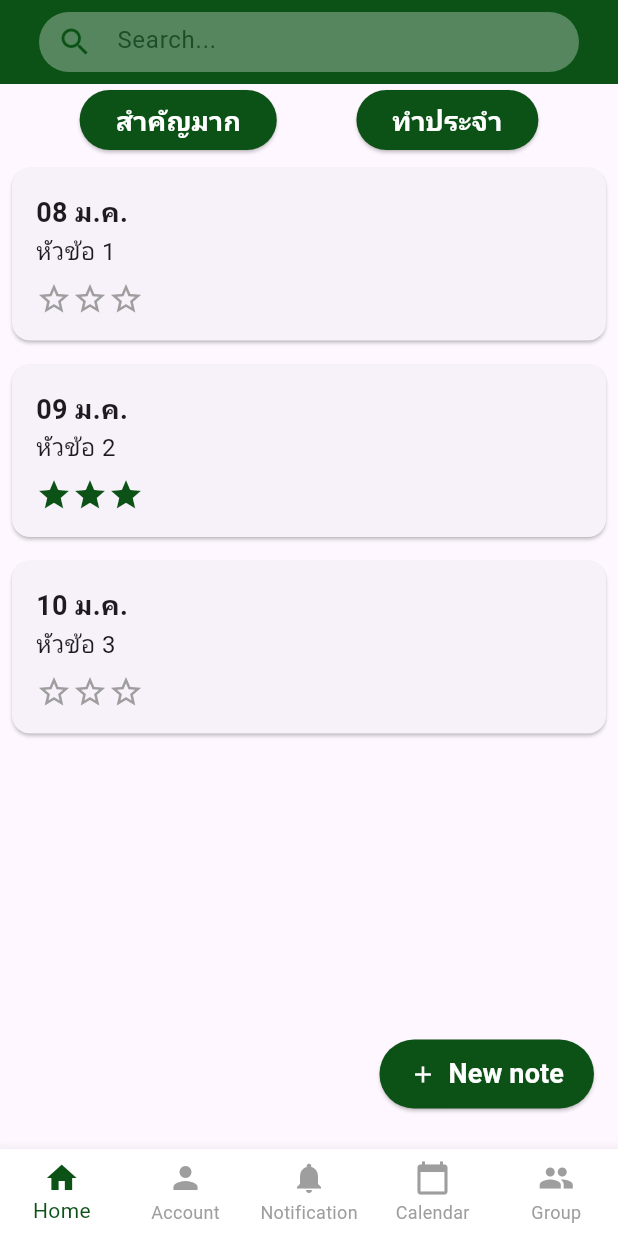
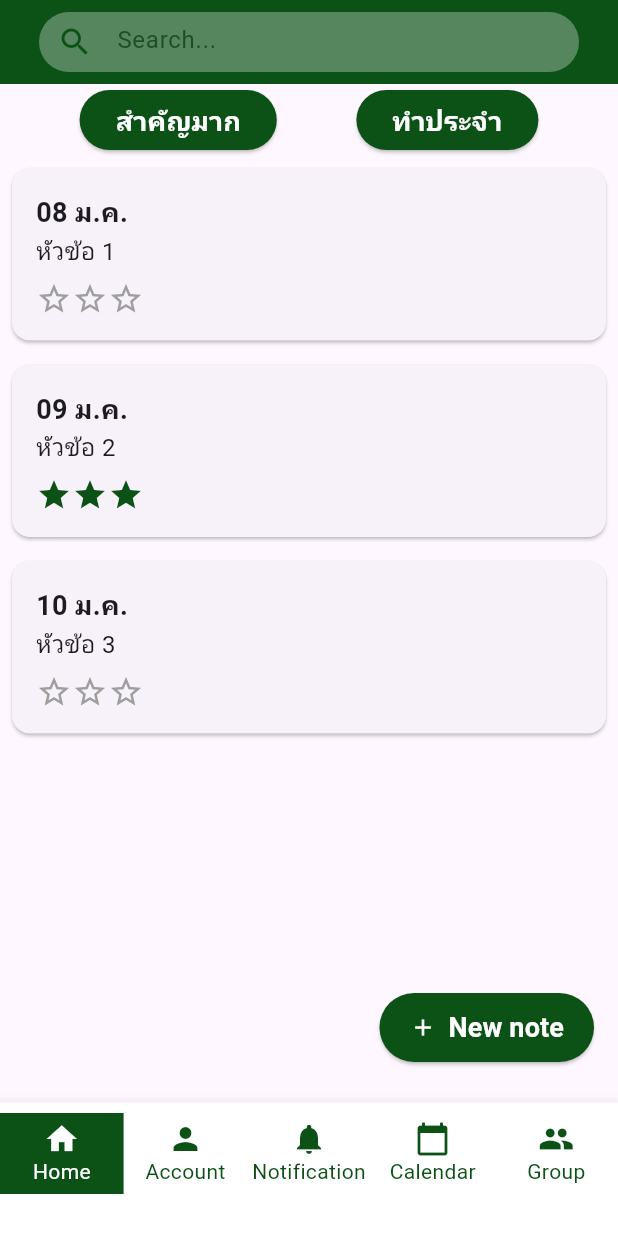
Before and after one commit to BigKongphop/WorkPlanPro, a Flutter app: the screen it shows after launch, on a phone screen of 412 x 824 dp. Run offline on Flutter 3.47's test engine with Material 3 defaults, Android fonts, the phone set to English and light mode, and no system bars.

Commit message:
Update All navbar
- เชื่อมทุกหน้าเข้ากัน

```diff
--- a/workplanpro/lib/main.dart
+++ b/workplanpro/lib/main.dart
@@ -1,6 +1,5 @@
 import 'package:flutter/material.dart';
 import 'package:workplanpro/screens/home_page.dart';
-
 void main() {
   runApp(MyApp());
 }
--- a/workplanpro/lib/screens/home_page.dart
+++ b/workplanpro/lib/screens/home_page.dart
@@ -1,9 +1,10 @@
 import 'package:flutter/material.dart';
+import 'account_page.dart';
+import 'notification_page.dart';
+import 'calendar_page.dart';
+import 'group_page.dart';
 import 'create_note_screen.dart';
 import '../models/note.dart';
-import 'account_page.dart';
-import 'calendar_page.dart';
-import 'group_page.dart';
 
 class HomePage extends StatefulWidget {
   @override
@@ -152,27 +153,72 @@ class _HomePageState extends State<HomePage> {
             _currentIndex = index;
           });
           switch (index) {
+            case 0:
+              // Already on Home page
+              break;
             case 1:
-              Navigator.push(context, MaterialPageRoute(builder: (context) => AccountPage()));
+              Navigator.pushReplacement(context, MaterialPageRoute(builder: (context) => AccountPage()));
+              break;
+            case 2:
+              Navigator.pushReplacement(context, MaterialPageRoute(builder: (context) => NotificationPage()));
               break;
             case 3:
-              Navigator.push(context, MaterialPageRoute(builder: (context) => CalendarPage()));
+              Navigator.pushReplacement(context, MaterialPageRoute(builder: (context) => CalendarPage()));
               break;
             case 4:
-              Navigator.push(context, MaterialPageRoute(builder: (context) => GroupPage()));
+              Navigator.pushReplacement(context, MaterialPageRoute(builder: (context) => GroupPage()));
               break;
           }
         },
-        selectedItemColor: Color(0xFF0C5217),
-        unselectedItemColor: Colors.grey,
+        selectedItemColor: Colors.white,
+        unselectedItemColor: Color(0xFF0C5217),
         backgroundColor: Colors.white,
         type: BottomNavigationBarType.fixed,
         items: [
-          BottomNavigationBarItem(icon: Icon(Icons.home), label: 'Home'),
-          BottomNavigationBarItem(icon: Icon(Icons.person), label: 'Account'),
-          BottomNavigationBarItem(icon: Icon(Icons.notifications), label: 'Notification'),
-          BottomNavigationBarItem(icon: Icon(Icons.calendar_today), label: 'Calendar'),
-          BottomNavigationBarItem(icon: Icon(Icons.group), label: 'Group'),
+          BottomNavigationBarItem(
+            icon: _buildNavBarItem(Icons.home, 'Home', 0),
+            label: '',
+          ),
+          BottomNavigationBarItem(
+            icon: _buildNavBarItem(Icons.person, 'Account', 1),
+            label: '',
+          ),
+          BottomNavigationBarItem(
+            icon: _buildNavBarItem(Icons.notifications, 'Notification', 2),
+            label: '',
+          ),
+          BottomNavigationBarItem(
+            icon: _buildNavBarItem(Icons.calendar_today, 'Calendar', 3),
+            label: '',
+          ),
+          BottomNavigationBarItem(
+            icon: _buildNavBarItem(Icons.group, 'Group', 4),
+            label: '',
+          ),
+        ],
+      ),
+    );
+  }
+
+  Widget _buildNavBarItem(IconData icon, String label, int index) {
+    return Container(
+      width: double.infinity,
+      padding: EdgeInsets.symmetric(vertical: 5),
+      decoration: BoxDecoration(
+        color: _currentIndex == index ? Color(0xFF0C5217) : Colors.transparent,
+        borderRadius: BorderRadius.circular(0),
+      ),
+      child: Column(
+        mainAxisAlignment: MainAxisAlignment.center,
+        children: [
+          Icon(icon,
+              color: _currentIndex == index ? Colors.white : Color(0xFF0C5217)),
+          Text(
+            label,
+            style: TextStyle(
+                color:
+                    _currentIndex == index ? Colors.white : Color(0xFF0C5217)),
+          )
         ],
       ),
     );
```
Also changed, not shown: workplanpro/lib/screens/account_page.dart (+7 -12 lines), workplanpro/lib/screens/calendar_page.dart (+25 -9 lines), workplanpro/lib/screens/group_page.dart (+11 -3 lines), workplanpro/lib/screens/notification_page.dart (added, +208 -0 lines).
